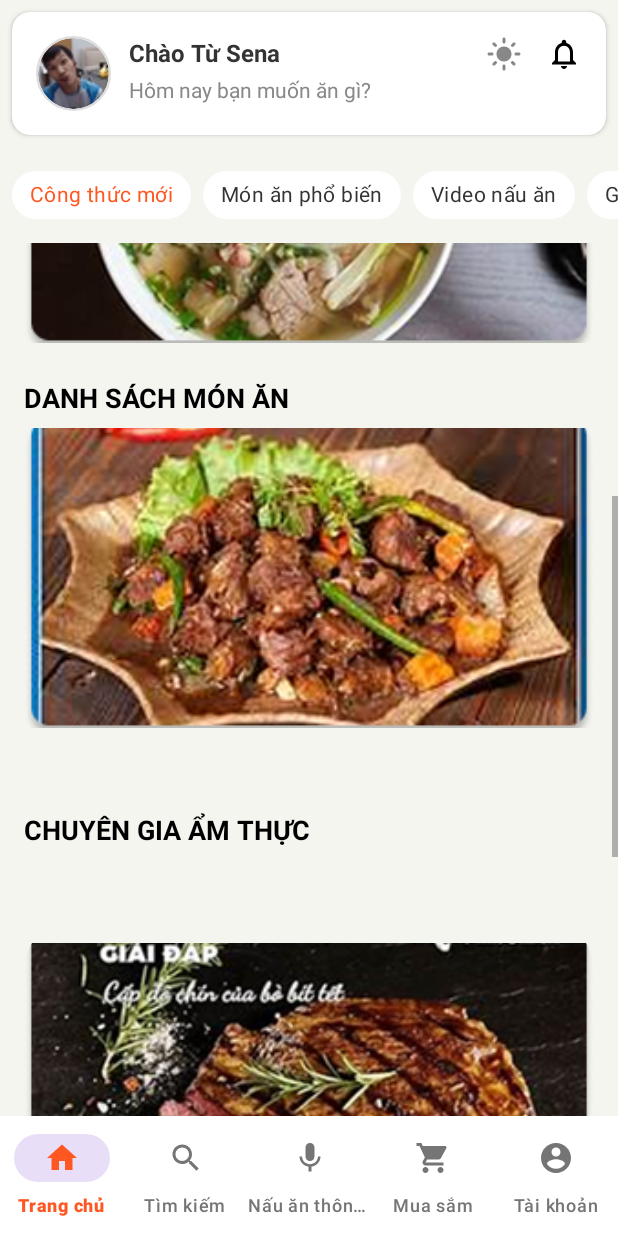
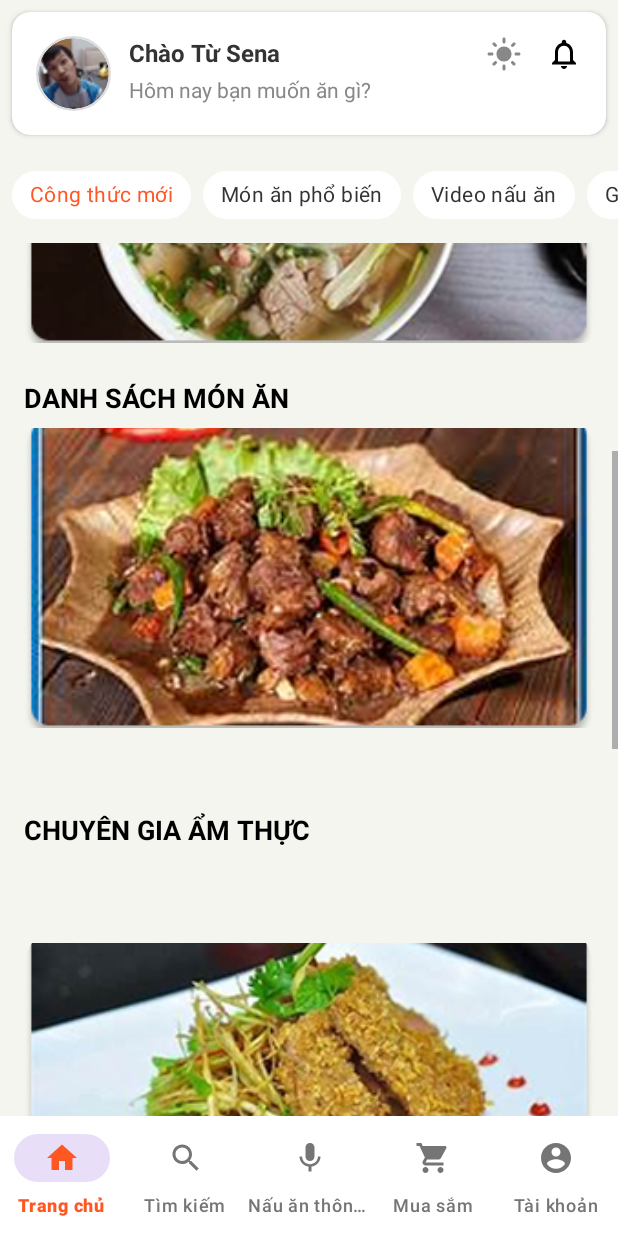
Before and after one commit to TuNoCode123/project_android, an Android app: the screen it shows after launch (MainActivity), scrolled down 454 dp, on a phone screen of 412 x 824 dp. Run offline under Robolectric (Android 15) with nearby library versions, the phone set to English and light mode, and no system bars; our stand-ins replace CircleImageView.

Commit message:
finish home

```diff
--- a/src/main/java/com/example/formular_cookie/HomeFragment.java
+++ b/src/main/java/com/example/formular_cookie/HomeFragment.java
@@ -1,6 +1,7 @@
 package com.example.formular_cookie;// HomeFragment.java
 
 
+import android.media.MediaPlayer;
 import android.net.Uri;
 import android.os.Bundle;
 import android.view.LayoutInflater;
@@ -8,6 +9,7 @@ import android.view.View;
 import android.view.ViewGroup;
 import android.widget.ImageButton;
 import android.widget.ImageView;
+import android.widget.MediaController;
 import android.widget.TextView;
 import android.widget.Toast;
 import android.widget.VideoView;
@@ -38,10 +40,12 @@ public class HomeFragment extends Fragment {
     private Chip chipCookingVideos;
     private Chip chipIngredientSuggestions;
 
-    private ImageView image1, image2, image3;
+    private ImageView image1, image2, image3,image4;
 
     VideoView videoView;
     ImageView playButton,videoThumbnail;
+
+    private boolean isPlaying = false; // Để kiểm tra trạng thái
 
 
 
@@ -80,13 +84,14 @@ public class HomeFragment extends Fragment {
         image1 = view.findViewById(R.id.image1);
         image2 = view.findViewById(R.id.image2);
         image3 = view.findViewById(R.id.image3);
+        image4 = view.findViewById(R.id.image4);
 
 
-        Glide.with(getContext())
-                .load(R.drawable.home_image_1)
-                .into(image1);
+
+        Glide.with(getContext()).load(R.drawable.home_image_1).into(image1);
         Glide.with(getContext()).load(R.drawable.home_image_2).into(image2);
         Glide.with(getContext()).load(R.drawable.home_image_3).into(image3);
+        Glide.with(getContext()).load(R.drawable.image_home_4).into(image4);
 
         RecyclerView recyclerView = view.findViewById(R.id.recyclerView);
         recyclerView.setLayoutManager(new LinearLayoutManager(getContext()));
@@ -96,7 +101,7 @@ public class HomeFragment extends Fragment {
         FoodItem item1 = new FoodItem();
         item1.title = "Món Bò Chiên – Hương Vị Đậm Đà, Giòn Rụm";
         item1.description = "Bò chiên là một món ăn hấp dẫn với lớp vỏ vàng giòn, thịt bò bên trong mềm, thấm đẫm gia vị, tạo nên hương vị khó cưỡng. Đây là một món ăn phổ biến trong nhiều nền ẩm thực....";
-        item1.imageResId = R.drawable.home_image_1;
+        item1.imageResId = R.drawable.image_home_5;
         item1.userName = "An clock";
         item1.userFollowers = "12.3K Followers";
 
@@ -105,7 +110,7 @@ public class HomeFragment extends Fragment {
         FoodItem item2 = new FoodItem();
         item2.title = "Món Bánh Xèo – Giòn Rụm, Thơm Ngon Khó Cưỡng";
         item2.description = "Bánh xèo là một món ăn dân dã nhưng lại có sức hút đặc biệt trong ẩm thực Việt Nam. Lớp vỏ giòn rụm, nhân thơm lừng, kết hợp với rau sống và nước chấm ...";
-        item2.imageResId = R.drawable.home_image_1;
+        item2.imageResId = R.drawable.image_home_6;
         item2.userName = "Zero";
         item2.userFollowers = "3K Followers";
 
@@ -119,16 +124,30 @@ public class HomeFragment extends Fragment {
          videoView = view.findViewById(R.id.videoView);
          playButton = view.findViewById(R.id.playButton);
          videoThumbnail = view.findViewById(R.id.videoThumbnail);
-
-        String videoPath = "android.resource://" + getContext().getPackageName()+ "/" + R.raw.video;
+        String videoPath = "android.resource://" + getContext().getPackageName() + "/" + R.raw.video_cook;
         Uri uri = Uri.parse(videoPath);
         videoView.setVideoURI(uri);
-
         playButton.setOnClickListener(v -> {
             videoThumbnail.setVisibility(View.GONE);
             playButton.setVisibility(View.GONE);
             videoView.setVisibility(View.VISIBLE);
-            videoView.start();
+
+            // Khi video sẵn sàng -> bắt đầu phát
+            videoView.setOnPreparedListener(mp -> {
+                isPlaying = true;
+                videoView.start();
+            });
+
+            // Khi video kết thúc: hiện lại nút + ảnh
+            videoView.setOnCompletionListener(mp -> {
+                isPlaying = false;
+                videoView.seekTo(0); // Quay về đầu video
+                videoView.setVisibility(View.GONE);
+                videoThumbnail.setVisibility(View.VISIBLE);
+                playButton.setVisibility(View.VISIBLE);
+            });
+
+            videoView.setOnClickListener(null); // Vô hiệu hóa click phát
         });
 
 
--- a/src/main/res/layout/fragment_home.xml
+++ b/src/main/res/layout/fragment_home.xml
@@ -188,15 +188,15 @@
                 android:textColor="#000000"
                 android:layout_marginTop="24dp"/>
 
+            <!-- DANH SÁCH MÓN ĂN -->
+
             <ImageView
                 android:id="@+id/image2"
                 android:layout_width="match_parent"
                 android:layout_height="200dp"
-                android:scaleType="centerCrop"
                 android:layout_marginTop="8dp"
-               />
+                android:scaleType="centerCrop" />
 
-            <!-- DANH SÁCH MÓN ĂN -->
             <TextView
                 android:layout_width="wrap_content"
                 android:layout_height="wrap_content"
@@ -231,11 +231,21 @@
                 android:layout_width="match_parent"
                 android:layout_height="match_parent"
                />
+<!--            VIDEO HƯỚNG DẪN-->
+            <TextView
+                android:layout_width="wrap_content"
+                android:layout_height="wrap_content"
+                android:text=" VIDEO HƯỚNG DẪN"
+                android:textStyle="bold"
+                android:textSize="18sp"
+                android:textColor="#000000"
+                android:layout_marginVertical="25dp"
+                />
 
-            <RelativeLayout xmlns:android="http://schemas.android.com/apk/res/android"
+            <RelativeLayout
                 android:layout_width="match_parent"
                 android:layout_height="200dp"
-                android:background="@android:color/black">
+                android:background="@android:color/transparent">
 
                 <!-- Video hiển thị -->
                 <VideoView
@@ -250,8 +260,7 @@
                     android:layout_width="match_parent"
                     android:layout_height="match_parent"
                     android:scaleType="centerCrop"
-                    android:src="@drawable/home_image_1" />
-
+                    android:src="@drawable/image_home_7" />
                 <!-- Nút play ở giữa -->
                 <ImageView
                     android:id="@+id/playButton"
@@ -261,6 +270,61 @@
                     android:src="@drawable/play_video" />
             </RelativeLayout>
 
+<!--            ẨM THỰC BỐN PHƯƠNG-->
+            <TextView
+                android:layout_width="wrap_content"
+                android:layout_height="wrap_content"
+                android:text="ẨM THỰC BỐN PHƯƠNG"
+                android:textStyle="bold"
+                android:textSize="18sp"
+                android:textColor="#000000"
+                android:layout_marginVertical="25dp"
+                />
+            <TextView
+                android:layout_width="match_parent"
+                android:layout_height="wrap_content"
+                android:text="Xem tất cả >"
+                android:textSize="11dp"
+                android:textColor="#1F74B4"
+                android:gravity="end"
+                />
+            <FrameLayout
+                xmlns:android="http://schemas.android.com/apk/res/android"
+                android:layout_width="match_parent"
+                android:layout_height="wrap_content"
+                android:layout_margin="0dp"
+                android:background="@android:color/transparent">
+
+                <ImageView
+                    android:id="@+id/image4"
+                    android:layout_width="match_parent"
+                    android:layout_height="200dp"
+                    android:scaleType="centerCrop"
+                    android:layout_marginTop="8dp"
+                    />
+
+
+                <!-- Dải xám mờ nổi lên ảnh, cách bottom một chút -->
+                <LinearLayout
+                    android:layout_width="match_parent"
+                    android:layout_height="30dp"
+                    android:layout_gravity="bottom"
+                    android:layout_marginBottom="8dp"
+                    android:orientation="vertical"
+                    android:background="#AA787575"
+                    android:gravity="center">
+
+                    <TextView
+                        android:id="@+id/text_food_name"
+                        android:layout_width="wrap_content"
+                        android:layout_height="wrap_content"
+                        android:text="MÓN VIỆT"
+                        android:textColor="@android:color/white"
+                        android:textStyle="bold"
+                        android:textSize="14sp" />
+                </LinearLayout>
+            </FrameLayout>
+
 
         </LinearLayout>
     </ScrollView>
```
Also changed, not shown: src/main/res/drawable/image_home_4.png (added), src/main/res/drawable/image_home_5.png (added), src/main/res/drawable/image_home_6.png (added), src/main/res/drawable/image_home_7.png (added), 2 other files.
